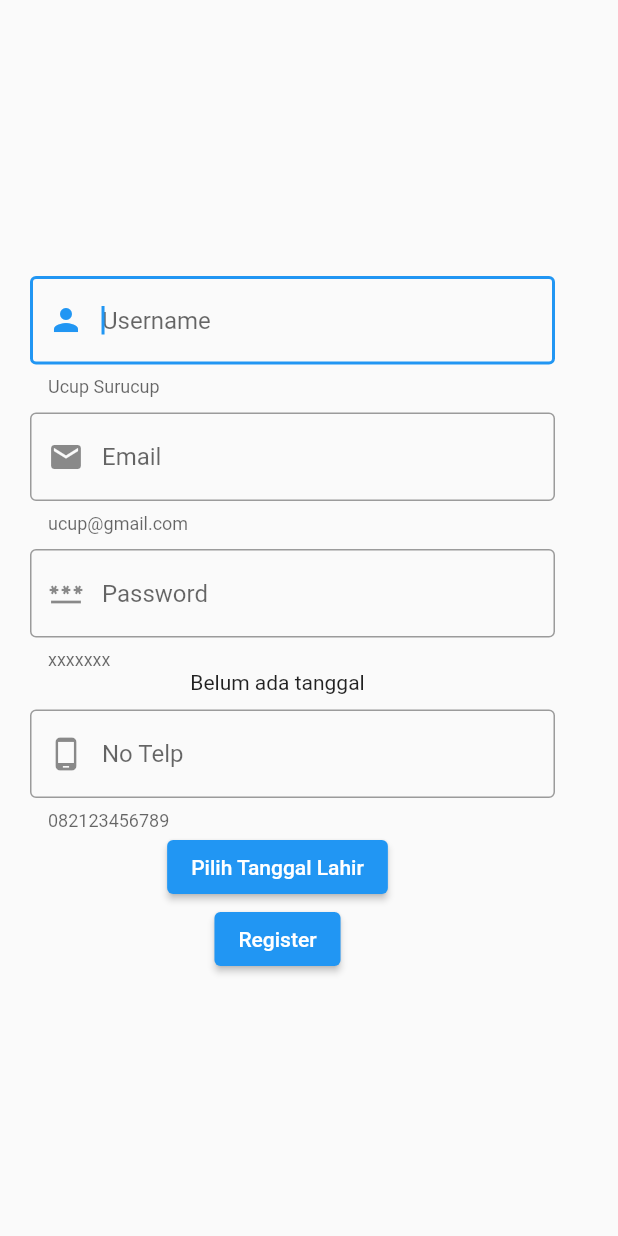
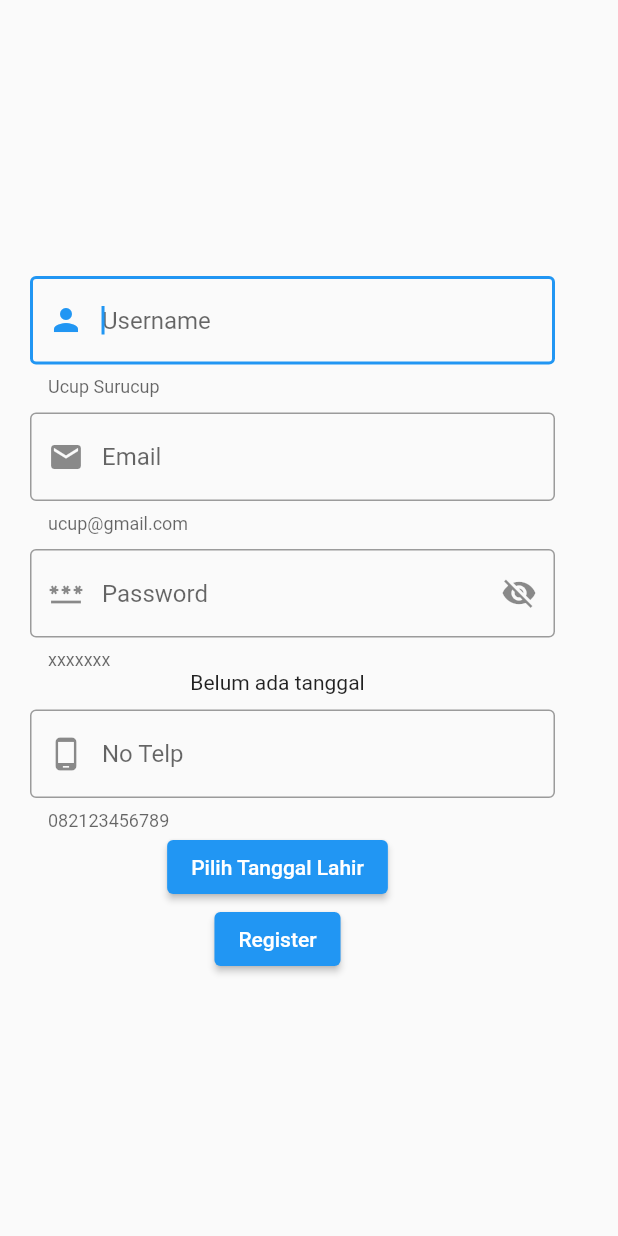
Before and after one commit to febiolaika/RepoKelompok1, a Flutter app: the screen it shows after launch, after a tap on "Login", after a tap on "Belum punya akun ?", on a phone screen of 412 x 824 dp. Run offline on Flutter 3.47's test engine with Material 2 defaults, Android fonts, the phone set to English and light mode, and no system bars; our stand-ins replace fluttertoast.

Commit message:
show/hide password toast login dialog register form component modified buat show/hide password

```diff
--- a/lib/component/form_component.dart
+++ b/lib/component/form_component.dart
@@ -1,26 +1,63 @@
 import 'package:flutter/material.dart';
 
-Padding inputForm(Function(String?) validasi,
-    {required TextEditingController controller,
-    required String hintTxt,
-    required String helperTxt,
-    required IconData iconData,
-    bool password = false}) {
-  return Padding(
+class InputForm extends StatefulWidget {
+  Function(String?) validasi;
+  final TextEditingController controller;
+  final String hintTxt;
+  final String helperTxt;
+  final IconData iconData;
+  final bool password;
+  InputForm({super.key,
+  required this.validasi,
+  required this.controller,
+  required this.hintTxt,
+  required this.helperTxt,
+  required this.iconData,
+  this.password = false,
+  });
+
+  @override
+  State<InputForm> createState() => _InputFormState();
+}
+
+class _InputFormState extends State<InputForm> {
+
+  bool show = false;
+  @override
+  void initState() {
+    super.initState();
+    show = widget.password;
+  }
+  @override
+  Widget build(BuildContext context) {
+    return Padding(
     padding: const EdgeInsets.only(left: 20, top: 10),
     child: SizedBox(
         width: 350,
         child: TextFormField(
-          validator: (value) => validasi(value),
+          validator: (value) => widget.validasi(value),
           autofocus: true,
-          controller: controller,
-          obscureText: password,
+          controller: widget.controller,
+          obscureText: show,
           decoration: InputDecoration(
-            hintText: hintTxt,
+            hintText: widget.hintTxt,
             border: const OutlineInputBorder(),
-            helperText: helperTxt,
-            prefixIcon: Icon(iconData),
+            helperText: widget.helperTxt,
+            prefixIcon: Icon(widget.iconData),
+            suffixIcon: widget.password ? toggleVisibility() : null,
           ),
         )),
   );
+  }
+  Widget toggleVisibility() {
+    return IconButton(
+        onPressed: () {
+          setState(() {
+            show = !show;
+          });
+        },
+        icon: show
+            ? const Icon(Icons.visibility_off)
+            : const Icon(Icons.visibility));
+  }
 }
--- a/lib/view/login.dart
+++ b/lib/view/login.dart
@@ -2,6 +2,7 @@ import 'package:flutter/material.dart';
 import 'package:ugd_layout/view/home.dart';
 import 'package:ugd_layout/view/register.dart';
 import 'package:ugd_layout/component/form_component.dart';
+import 'package:fluttertoast/fluttertoast.dart';
 
 class LoginView extends StatefulWidget {
   final Map? data;
@@ -21,13 +22,14 @@ class _LoginViewState extends State<LoginView> {
 
     Map? dataForm = widget.data;
     return Scaffold(
-      body: SafeArea(
+      body: Center(
         child: Form(
           key: _formKey,
           child: Column(
             mainAxisAlignment: MainAxisAlignment.center,
             children: [
-              inputForm((p0) {
+              InputForm(
+                validasi: (p0) {
                 if (p0 == null || p0.isEmpty) {
                   return "username tidak boleh kosong";
                 }
@@ -37,7 +39,7 @@ class _LoginViewState extends State<LoginView> {
                   hintTxt: "Username",
                   helperTxt: "Inputkan User yang telah didaftar",
                   iconData: Icons.person),
-              inputForm((p0) {
+              InputForm(validasi: (p0) {
                 if (p0 == null || p0.isEmpty) {
                   return "password kosong";
                 }
@@ -48,6 +50,7 @@ class _LoginViewState extends State<LoginView> {
                   hintTxt: "Password",
                   helperTxt: "Inputkan Password",
                   iconData: Icons.password),
+
               Row(
                 mainAxisAlignment: MainAxisAlignment.spaceEvenly,
                 children: [
@@ -57,6 +60,7 @@ class _LoginViewState extends State<LoginView> {
                           if (dataForm!['username'] ==
                                   usernameController.text &&
                               dataForm['password'] == passwordController.text) {
+                                Fluttertoast.showToast(msg: 'Login Berhasil');
                             Navigator.push(
                                 context,
                                 MaterialPageRoute(
--- a/lib/view/register.dart
+++ b/lib/view/register.dart
@@ -26,7 +26,8 @@ class _RegisterViewState extends State<RegisterView> {
           child: Column(
             mainAxisAlignment: MainAxisAlignment.center,
             children: [
-              inputForm((p0) {
+              InputForm(
+                  validasi: (p0) {
                     if (p0 == null || p0.isEmpty) {
                       return 'Username Tidak Boleh Kosong';
                     }
@@ -39,7 +40,8 @@ class _RegisterViewState extends State<RegisterView> {
                   hintTxt: "Username",
                   helperTxt: "Ucup Surucup",
                   iconData: Icons.person),
-              inputForm(((p0) {
+              InputForm(
+                  validasi: ((p0) {
                     if (p0 == null || p0.isEmpty) {
                       return 'Email tidak boleh kosong';
                     }
@@ -52,7 +54,8 @@ class _RegisterViewState extends State<RegisterView> {
                   hintTxt: "Email",
                   helperTxt: "ucup@gmail.com",
                   iconData: Icons.email),
-              inputForm(((p0) {
+              InputForm(
+                  validasi: ((p0) {
                     if (p0 == null || p0.isEmpty) {
                       return 'Password tidak boleh kosong';
                     }
@@ -69,7 +72,8 @@ class _RegisterViewState extends State<RegisterView> {
               Text(_dateTime == null
                   ? 'Belum ada tanggal'
                   : _dateTime.toString()),
-              inputForm(((p0) {
+              InputForm(
+                  validasi: ((p0) {
                     if (p0 == null || p0.isEmpty) {
                       return 'Nomor Telepon tidak boleh kosong';
                     }
@@ -102,6 +106,18 @@ class _RegisterViewState extends State<RegisterView> {
               ElevatedButton(
                   onPressed: () {
                     if (_formKey.currentState!.validate()) {
+                      showDialog(
+                        context: context,
+                        builder: (_) => AlertDialog(
+                          title: const Text('Konfirmasi'),
+                          content: const Text('Sudah benar semua ?'),
+                          actions: <Widget>[
+                            TextButton(
+                              onPressed: () => Navigator.pop(context, 'Cancel'),
+                              child: const Text('Cancel'),
+                            ),
+                            TextButton(
+                              onPressed: () {
                                 Map<String, dynamic> formData = {};
                                 formData['username'] = usernameController.text;
                                 formData['password'] = passwordController.text;
@@ -112,6 +128,12 @@ class _RegisterViewState extends State<RegisterView> {
                                         builder: (_) => LoginView(
                                               data: formData,
                                             )));
+                              },
+                              child: const Text('OK'),
+                            ),
+                          ],
+                        ),
+                      );
                     }
                   },
                   child: const Text('Register'))
--- a/pubspec.yaml
+++ b/pubspec.yaml
@@ -9,6 +9,7 @@ environment:
 dependencies:
   flutter:
     sdk: flutter
+  fluttertoast: ^8.2.2
 
 dev_dependencies:
   flutter_test:
```
Lines whose indentation alone changed are shown as unchanged.
